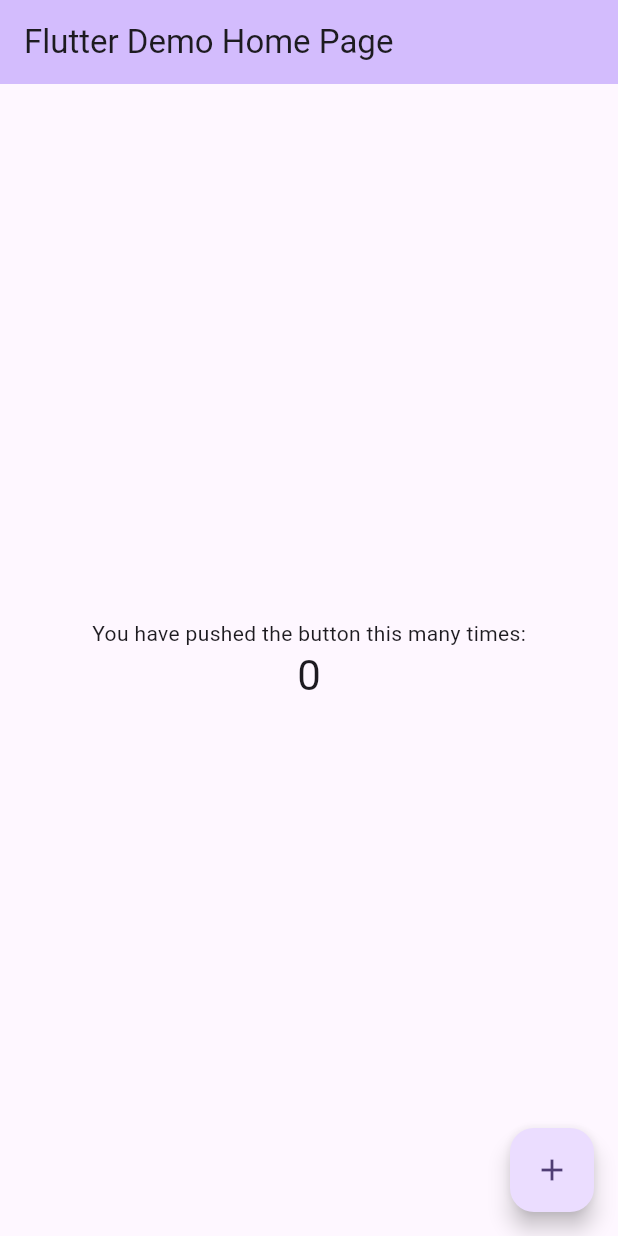
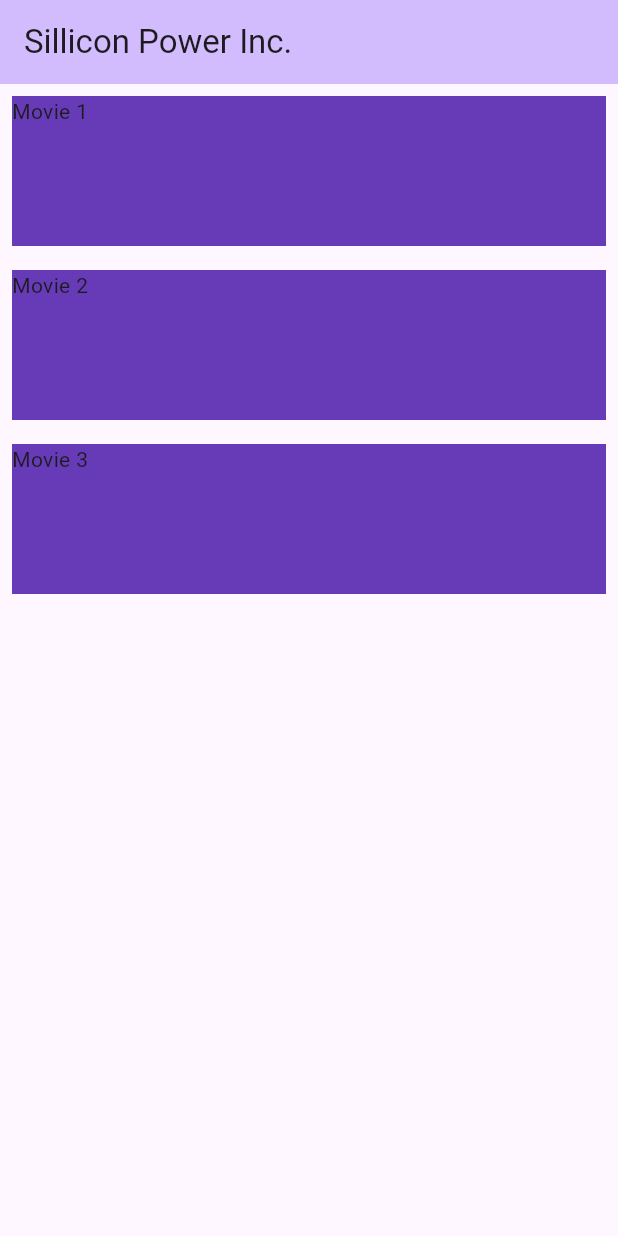
Before and after one commit to Raptor200111/sillicon_power, a Flutter app: the screen it shows after launch, on a phone screen of 412 x 824 dp. Run offline on Flutter 3.47's test engine with Material 3 defaults, Android fonts, the phone set to English and light mode, and no system bars.

Commit message:
Added homepage with ListView

```diff
--- /dev/null
+++ b/lib/homepage.dart
@@ -0,0 +1,40 @@
+import 'package:flutter/material.dart';
+import 'package:sillicon_power/movie_item.dart';
+
+class HomePage extends StatefulWidget {
+  const HomePage({super.key, required this.title});
+
+  final String title;
+
+  @override
+  State<HomePage> createState() => _HomePageState();
+}
+
+class _HomePageState extends State<HomePage> {
+  final List _movies = [
+    'Movie 1',
+    'Movie 2',
+    'Movie 3',
+  ];
+
+  @override
+  Widget build(BuildContext context) {
+
+    return Scaffold(
+      appBar: AppBar(
+        backgroundColor: Theme.of(context).colorScheme.inversePrimary,
+        title: Text(widget.title),
+      ),
+
+      body: Center(
+        child: ListView.builder(
+          itemCount: _movies.length,
+          itemBuilder: (context, index) {
+            return MovieItem(
+              title: _movies[index],
+            );
+          })
+      ),
+    );
+  }
+}
--- a/lib/main.dart
+++ b/lib/main.dart
@@ -1,4 +1,5 @@
 import 'package:flutter/material.dart';
+import 'homepage.dart';
 
 void main() {
   runApp(const MyApp());
@@ -7,119 +8,15 @@ void main() {
 class MyApp extends StatelessWidget {
   const MyApp({super.key});
 
-  // This widget is the root of your application.
   @override
   Widget build(BuildContext context) {
     return MaterialApp(
-      title: 'Flutter Demo',
+      title: 'Sillicon Power Inc.',
       theme: ThemeData(
-        // This is the theme of your application.
-        //
-        // TRY THIS: Try running your application with "flutter run". You'll see
-        // the application has a purple toolbar. Then, without quitting the app,
-        // try changing the seedColor in the colorScheme below to Colors.green
-        // and then invoke "hot reload" (save your changes or press the "hot
-        // reload" button in a Flutter-supported IDE, or press "r" if you used
-        // the command line to start the app).
-        //
-        // Notice that the counter didn't reset back to zero; the application
-        // state is not lost during the reload. To reset the state, use hot
-        // restart instead.
-        //
-        // This works for code too, not just values: Most code changes can be
-        // tested with just a hot reload.
         colorScheme: ColorScheme.fromSeed(seedColor: Colors.deepPurple),
         useMaterial3: true,
       ),
-      home: const MyHomePage(title: 'Flutter Demo Home Page'),
+      home: const HomePage(title: 'Sillicon Power Inc.'),
     );
   }
 }
-
-class MyHomePage extends StatefulWidget {
-  const MyHomePage({super.key, required this.title});
-
-  // This widget is the home page of your application. It is stateful, meaning
-  // that it has a State object (defined below) that contains fields that affect
-  // how it looks.
-
-  // This class is the configuration for the state. It holds the values (in this
-  // case the title) provided by the parent (in this case the App widget) and
-  // used by the build method of the State. Fields in a Widget subclass are
-  // always marked "final".
-
-  final String title;
-
-  @override
-  State<MyHomePage> createState() => _MyHomePageState();
-}
-
-class _MyHomePageState extends State<MyHomePage> {
-  int _counter = 0;
-
-  void _incrementCounter() {
-    setState(() {
-      // This call to setState tells the Flutter framework that something has
-      // changed in this State, which causes it to rerun the build method below
-      // so that the display can reflect the updated values. If we changed
-      // _counter without calling setState(), then the build method would not be
-      // called again, and so nothing would appear to happen.
-      _counter++;
-    });
-  }
-
-  @override
-  Widget build(BuildContext context) {
-    // This method is rerun every time setState is called, for instance as done
-    // by the _incrementCounter method above.
-    //
-    // The Flutter framework has been optimized to make rerunning build methods
-    // fast, so that you can just rebuild anything that needs updating rather
-    // than having to individually change instances of widgets.
-    return Scaffold(
-      appBar: AppBar(
-        // TRY THIS: Try changing the color here to a specific color (to
-        // Colors.amber, perhaps?) and trigger a hot reload to see the AppBar
-        // change color while the other colors stay the same.
-        backgroundColor: Theme.of(context).colorScheme.inversePrimary,
-        // Here we take the value from the MyHomePage object that was created by
-        // the App.build method, and use it to set our appbar title.
-        title: Text(widget.title),
-      ),
-      body: Center(
-        // Center is a layout widget. It takes a single child and positions it
-        // in the middle of the parent.
-        child: Column(
-          // Column is also a layout widget. It takes a list of children and
-          // arranges them vertically. By default, it sizes itself to fit its
-          // children horizontally, and tries to be as tall as its parent.
-          //
-          // Column has various properties to control how it sizes itself and
-          // how it positions its children. Here we use mainAxisAlignment to
-          // center the children vertically; the main axis here is the vertical
-          // axis because Columns are vertical (the cross axis would be
-          // horizontal).
-          //
-          // TRY THIS: Invoke "debug painting" (choose the "Toggle Debug Paint"
-          // action in the IDE, or press "p" in the console), to see the
-          // wireframe for each widget.
-          mainAxisAlignment: MainAxisAlignment.center,
-          children: <Widget>[
-            const Text(
-              'You have pushed the button this many times:',
-            ),
-            Text(
-              '$_counter',
-              style: Theme.of(context).textTheme.headlineMedium,
-            ),
-          ],
-        ),
-      ),
-      floatingActionButton: FloatingActionButton(
-        onPressed: _incrementCounter,
-        tooltip: 'Increment',
-        child: const Icon(Icons.add),
-      ), // This trailing comma makes auto-formatting nicer for build methods.
-    );
-  }
-}
```
